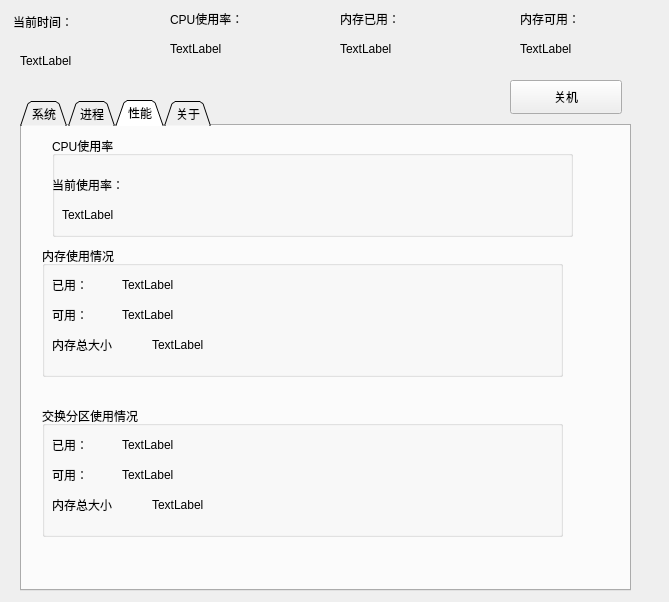
Above: 课程设计/TaskManager/taskmanager.ui from lnsqrt2/OS_LAB before the change. Below: the same form after it.
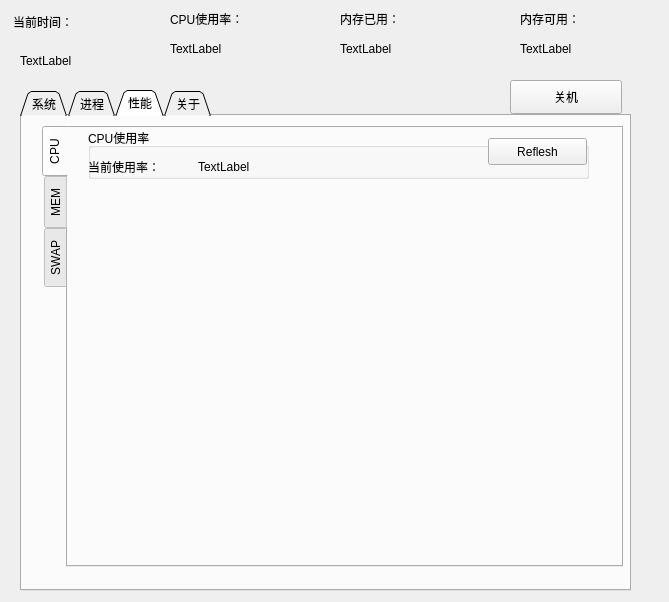
That is the form after the change. The open tabs and pages were chosen to show the change. Icons and pictures are not drawn.

Diff of the .ui file:
```diff
--- a/课程设计/TaskManager/taskmanager.ui
+++ b/课程设计/TaskManager/taskmanager.ui
@@ -17,9 +17,9 @@
    <property name="geometry">
     <rect>
      <x>20</x>
-     <y>100</y>
+     <y>90</y>
      <width>611</width>
-     <height>491</height>
+     <height>501</height>
     </rect>
    </property>
    <property name="tabShape">
@@ -273,13 +273,32 @@
     <attribute name="title">
      <string>性能</string>
     </attribute>
+    <widget class="QTabWidget" name="tabWidget_2">
+     <property name="geometry">
+      <rect>
+       <x>20</x>
+       <y>10</y>
+       <width>581</width>
+       <height>441</height>
+      </rect>
+     </property>
+     <property name="tabPosition">
+      <enum>QTabWidget::West</enum>
+     </property>
+     <property name="currentIndex">
+      <number>0</number>
+     </property>
+     <widget class="QWidget" name="cpu_paint">
+      <attribute name="title">
+       <string>CPU</string>
+      </attribute>
     <widget class="QGroupBox" name="group_cpu">
      <property name="geometry">
       <rect>
-       <x>30</x>
-       <y>10</y>
-       <width>521</width>
-       <height>101</height>
+         <x>20</x>
+         <y>0</y>
+         <width>501</width>
+         <height>51</height>
       </rect>
      </property>
      <property name="title">
@@ -288,8 +307,8 @@
      <widget class="QLabel" name="label_cpurate">
       <property name="geometry">
        <rect>
-        <x>10</x>
-        <y>70</y>
+          <x>110</x>
+          <y>30</y>
         <width>81</width>
         <height>18</height>
        </rect>
@@ -302,7 +321,7 @@
       <property name="geometry">
        <rect>
         <x>0</x>
-        <y>40</y>
+          <y>30</y>
         <width>101</width>
         <height>18</height>
        </rect>
@@ -311,14 +330,51 @@
        <string>当前使用率：</string>
       </property>
      </widget>
-    </widget>
+       <widget class="QPushButton" name="button_refcpu">
+        <property name="geometry">
+         <rect>
+          <x>400</x>
+          <y>10</y>
+          <width>99</width>
+          <height>27</height>
+         </rect>
+        </property>
+        <property name="text">
+         <string>Reflesh</string>
+        </property>
+       </widget>
+      </widget>
+      <widget class="QLabel" name="label_cover">
+       <property name="geometry">
+        <rect>
+         <x>110</x>
+         <y>130</y>
+         <width>321</width>
+         <height>211</height>
+        </rect>
+       </property>
+       <property name="text">
+        <string/>
+       </property>
+       <property name="pixmap">
+        <pixmap>../../../744931f1e13e52138a36cb51ae53dc214e1b257e.jpg</pixmap>
+       </property>
+       <property name="scaledContents">
+        <bool>true</bool>
+       </property>
+      </widget>
+     </widget>
+     <widget class="QWidget" name="mem_paint">
+      <attribute name="title">
+       <string>MEM</string>
+      </attribute>
     <widget class="QGroupBox" name="group_mem">
      <property name="geometry">
       <rect>
        <x>20</x>
-       <y>120</y>
-       <width>521</width>
-       <height>131</height>
+         <y>0</y>
+         <width>431</width>
+         <height>81</height>
       </rect>
      </property>
      <property name="title">
@@ -353,8 +409,8 @@
      <widget class="QLabel" name="label_10">
       <property name="geometry">
        <rect>
-        <x>10</x>
-        <y>90</y>
+          <x>260</x>
+          <y>30</y>
         <width>101</width>
         <height>18</height>
        </rect>
@@ -392,8 +448,8 @@
      <widget class="QLabel" name="label_mem_total">
       <property name="geometry">
        <rect>
-        <x>110</x>
-        <y>90</y>
+          <x>260</x>
+          <y>60</y>
         <width>81</width>
         <height>18</height>
        </rect>
@@ -403,13 +459,18 @@
       </property>
      </widget>
     </widget>
+     </widget>
+     <widget class="QWidget" name="swap_image">
+      <attribute name="title">
+       <string>SWAP</string>
+      </attribute>
     <widget class="QGroupBox" name="group_swap">
      <property name="geometry">
       <rect>
        <x>20</x>
-       <y>280</y>
-       <width>521</width>
-       <height>131</height>
+         <y>0</y>
+         <width>411</width>
+         <height>81</height>
       </rect>
      </property>
      <property name="title">
@@ -444,8 +505,8 @@
      <widget class="QLabel" name="label_15">
       <property name="geometry">
        <rect>
-        <x>10</x>
-        <y>90</y>
+          <x>240</x>
+          <y>30</y>
         <width>101</width>
         <height>18</height>
        </rect>
@@ -483,8 +544,8 @@
      <widget class="QLabel" name="label_swap_total">
       <property name="geometry">
        <rect>
-        <x>110</x>
-        <y>90</y>
+          <x>240</x>
+          <y>60</y>
         <width>81</width>
         <height>18</height>
        </rect>
@@ -492,6 +553,8 @@
       <property name="text">
        <string>TextLabel</string>
       </property>
+       </widget>
+      </widget>
      </widget>
     </widget>
    </widget>
```
Left out of the diff: 2 changed lines with no effect on the pictures. Lines whose indentation alone changed are shown as unchanged.
